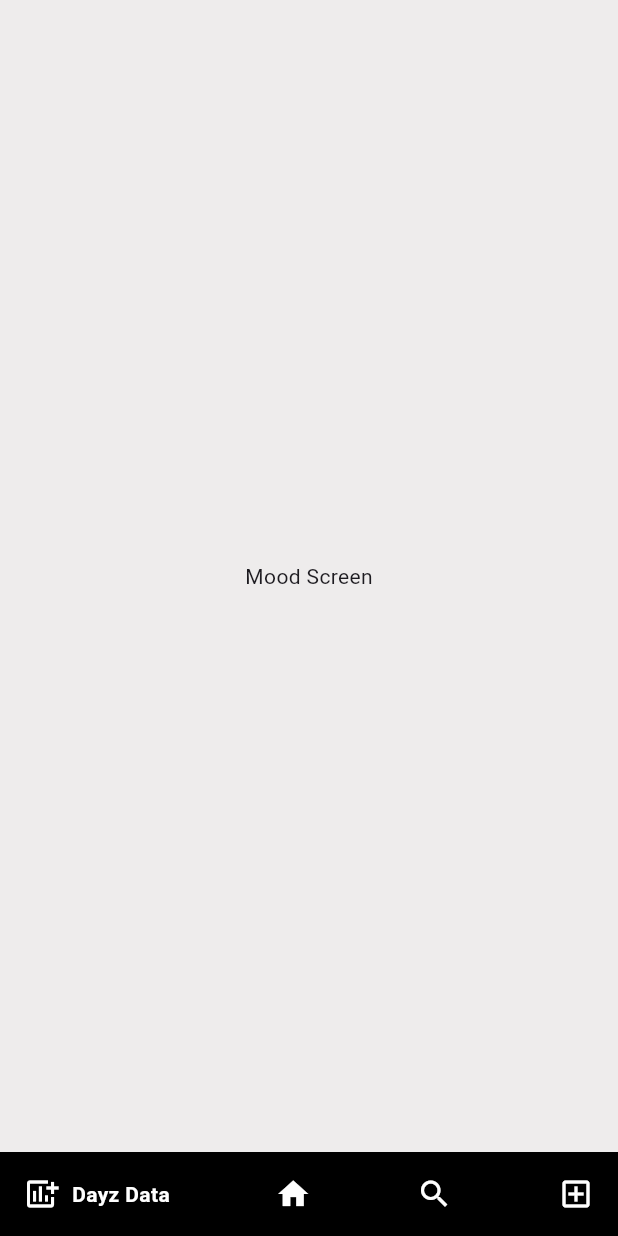
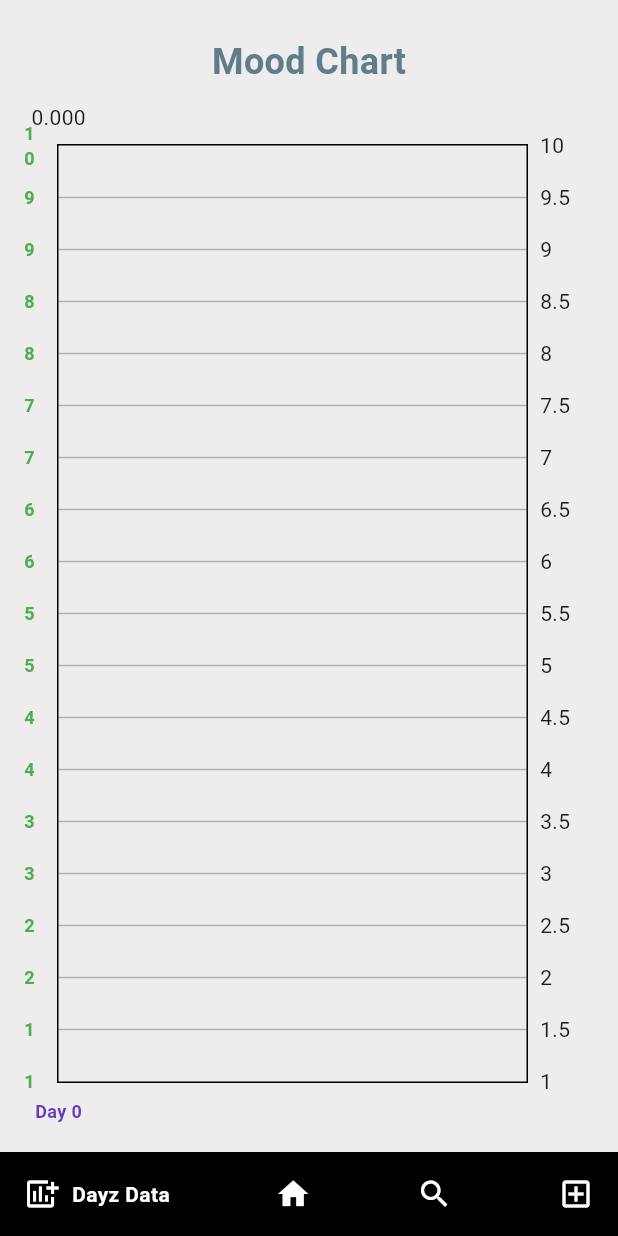
Before and after one commit to brendankrafty/MAD-daily-journal-app, a Flutter app: the MoodScreen screen opened by its route, on a phone screen of 412 x 824 dp. Run offline on Flutter 3.47's test engine with Material 3 defaults, Android fonts, the phone set to English and light mode, and no system bars; drawn by our look-alikes of fl_chart, google_nav_bar; our stand-ins replace sqflite; accounts and stored records are empty.

Commit message:
Added mood screen with data visualization

```diff
--- a/daily_journal_app/lib/home_screen.dart
+++ b/daily_journal_app/lib/home_screen.dart
@@ -1,11 +1,9 @@
 import 'package:flutter/material.dart';
-import 'package:intl/intl.dart';
 import 'package:path/path.dart';
 import 'package:sqflite/sqflite.dart';
 import 'entry_data.dart';
 import 'main.dart';
 import 'write_screen.dart';
-import 'database_helper.dart';
 
 class HomeScreen extends StatefulWidget {
   const HomeScreen({super.key});
--- a/daily_journal_app/lib/main.dart
+++ b/daily_journal_app/lib/main.dart
@@ -2,7 +2,6 @@
 import 'package:flutter/material.dart';
 import 'package:daily_journal_app/home_screen.dart';
 import 'package:daily_journal_app/mood_screen.dart';
-import 'package:daily_journal_app/write_screen.dart';
 import 'package:google_nav_bar/google_nav_bar.dart';
 
 void main() {
@@ -10,7 +9,7 @@
 }
 
 class MyApp extends StatelessWidget {
-  const MyApp({Key? key}) : super(key: key);
+  const MyApp({super.key});
 
   @override
   Widget build(BuildContext context) {
@@ -19,7 +18,7 @@
       home: const Splash(),
       routes: {
         '/home': (context) => const HomeScreen(),
-        '/mood': (context) => const MoodScreen(),
+        '/mood': (context) => MoodScreen(),
         //  '/write': (context) => const WriteScreen(),
       },
     );
@@ -31,8 +30,7 @@
   final int selectedIndex;
 
   const CustomScaffold(
-      {Key? key, required this.body, required this.selectedIndex})
-      : super(key: key);
+      {super.key, required this.body, required this.selectedIndex});
 
   @override
   Widget build(BuildContext context) {
@@ -45,7 +43,7 @@
         gap: 8,
         color: Colors.white,
         activeColor: Colors.white,
-        padding: EdgeInsets.all(16),
+        padding: const EdgeInsets.all(16),
         tabs: [
           GButton(
             icon: Icons.add_chart,
--- a/daily_journal_app/lib/mood_screen.dart
+++ b/daily_journal_app/lib/mood_screen.dart
@@ -1,20 +1,136 @@
+import 'package:fl_chart/fl_chart.dart';
 import 'package:flutter/material.dart';
-
 import 'main.dart';
+import 'entry_data.dart';
+import 'database_helper.dart';
 
 class MoodScreen extends StatefulWidget {
-  const MoodScreen({Key? key}) : super(key: key);
-
   @override
   _MoodScreenState createState() => _MoodScreenState();
 }
 
 class _MoodScreenState extends State<MoodScreen> {
+  DBHelper dbHelper = DBHelper();
+  List<Entry> entries = [];
+
+  @override
+  void initState() {
+    super.initState();
+    loadEntries();
+  }
+
+  void loadEntries() async {
+    entries = await dbHelper.getEntries();
+    setState(() {}); // Call setState to trigger a rebuild of the widget with the loaded entries
+  }
+
+  List<FlSpot> getSpots() {
+    return entries
+        .asMap()
+        .entries
+        .map((entry) => FlSpot(entry.key.toDouble(), (entry.value.emoodRating ?? 0).toDouble()))
+        .toList();
+  }
+
+  LineChartBarData getLine() {
+    return LineChartBarData(
+      spots: getSpots(),
+      isCurved: true,
+      color: Colors.blue, // Use a single color for the line
+      barWidth: 5,
+      isStrokeCapRound: true,
+      dotData: const FlDotData(show: false),
+      belowBarData: BarAreaData(
+        show: true,
+      ),
+    );
+  }
+
   @override
   Widget build(BuildContext context) {
-    return const CustomScaffold(
+    return CustomScaffold(
       selectedIndex: 0,
-      body: Center(child: Text('Mood Screen')),
+      body: Center(
+        child: Padding(
+            padding: const EdgeInsets.all(16.0),
+            child: Column(
+              mainAxisAlignment: MainAxisAlignment.start,
+              children: [
+                const Padding(
+                  padding: EdgeInsets.all(8.0),
+                  child: Text(
+                    'Mood Chart',
+                    style: TextStyle(
+                      fontSize: 24,
+                      fontWeight: FontWeight.bold,
+                      color: Colors.blueGrey,
+                    ),
+                  ),
+                ),
+                Expanded(
+                  child: LineChart(
+                    LineChartData(
+                      lineBarsData: [getLine()],
+                      minY: 1,
+                      maxY: 10,
+                      titlesData: FlTitlesData(
+                        bottomTitles: AxisTitles(
+                          sideTitles: SideTitles(
+                            showTitles: true,
+                            reservedSize: 30,
+                            interval: 1,
+                            getTitlesWidget: (value, meta) => Padding(
+                              padding: const EdgeInsets.only(top: 10.0),
+                              child: Text(
+                                'Day ${value.toInt()}',
+                                style: const TextStyle(
+                                  color: Colors.deepPurple,
+                                  fontWeight: FontWeight.bold,
+                                  fontSize: 12,
+                                ),
+                              ),
+                            ),
+                          ),
+                        ),
+                        leftTitles: AxisTitles(
+                          sideTitles: SideTitles(
+                            showTitles: true,
+                            getTitlesWidget: (value, meta) => Padding(
+                              padding: const EdgeInsets.only(right: 10.0),
+                              child: Text(
+                                '${value.toInt()}',
+                                style: const TextStyle(
+                                  color: Colors.green,
+                                  fontWeight: FontWeight.bold,
+                                  fontSize: 12,
+                                ),
+                              ),
+                            ),
+                          ),
+                        ),
+                      ),
+                      gridData: FlGridData(
+                        show: true,
+                        drawVerticalLine: true,
+                        getDrawingHorizontalLine: (value) => const FlLine(
+                          color: Colors.black26,
+                          strokeWidth: 1,
+                        ),
+                        getDrawingVerticalLine: (value) => const FlLine(
+                          color: Colors.black26,
+                          strokeWidth: 1,
+                        ),
+                      ),
+                      borderData: FlBorderData(
+                        show: true,
+                        border: Border.all(color: Colors.black, width: 1),
+                      ),
+                    ),
+                  ),)
+              ],
+            )
+        ),
+      ),
     );
   }
 }
--- a/daily_journal_app/lib/splash.dart
+++ b/daily_journal_app/lib/splash.dart
@@ -15,7 +15,7 @@
     // TODO: implement initState
     super.initState();
     SystemChrome.setEnabledSystemUIMode(SystemUiMode.immersive);
-    Future.delayed(Duration(seconds: 2), () {
+    Future.delayed(const Duration(seconds: 2), () {
       Navigator.of(context).pushReplacement(
           MaterialPageRoute(builder: (_) => const HomeScreen()));
     });
--- a/daily_journal_app/lib/write_screen.dart
+++ b/daily_journal_app/lib/write_screen.dart
@@ -1,7 +1,5 @@
 import 'package:daily_journal_app/database_helper.dart';
-import 'package:daily_journal_app/home_screen.dart';
 import 'package:flutter/material.dart';
-
 import 'entry_data.dart';
 import 'main.dart';
 
--- a/daily_journal_app/pubspec.yaml
+++ b/daily_journal_app/pubspec.yaml
@@ -36,10 +36,12 @@
   sqflite: ^2.3.2
   path_provider: ^2.1.2
   path: ^1.8.3
+  material: any
 
   # The following adds the Cupertino Icons font to your application.
   # Use with the CupertinoIcons class for iOS style icons.
   cupertino_icons: ^1.0.2
+  fl_chart: ^0.66.2
 
 dev_dependencies:
   flutter_test:
@@ -50,7 +52,7 @@
   # activated in the `analysis_options.yaml` file located at the root of your
   # package. See that file for information about deactivating specific lint
   # rules and activating additional ones.
-  flutter_lints: ^2.0.0
+  flutter_lints: ^3.0.1
 
 # For information on the generic Dart part of this file, see the
 # following page: https://dart.dev/tools/pub/pubspec
```
Also changed, not shown: daily_journal_app/pubspec.lock.
